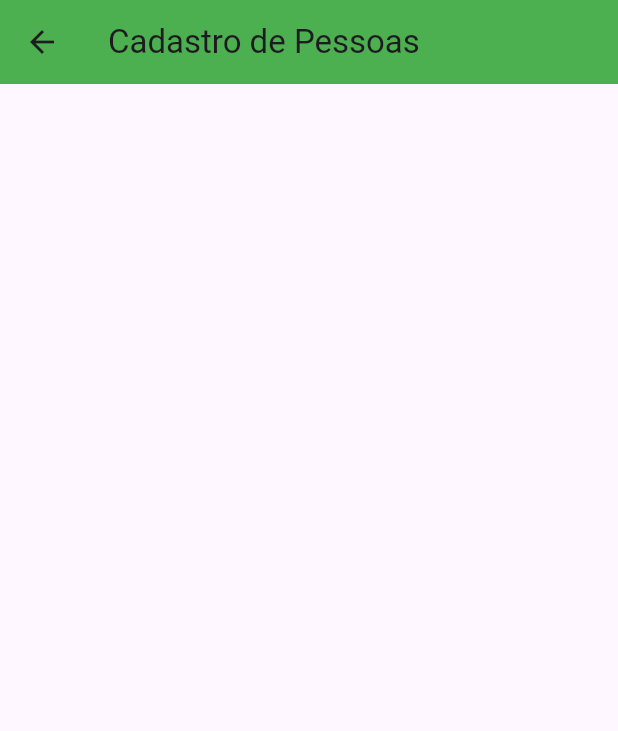
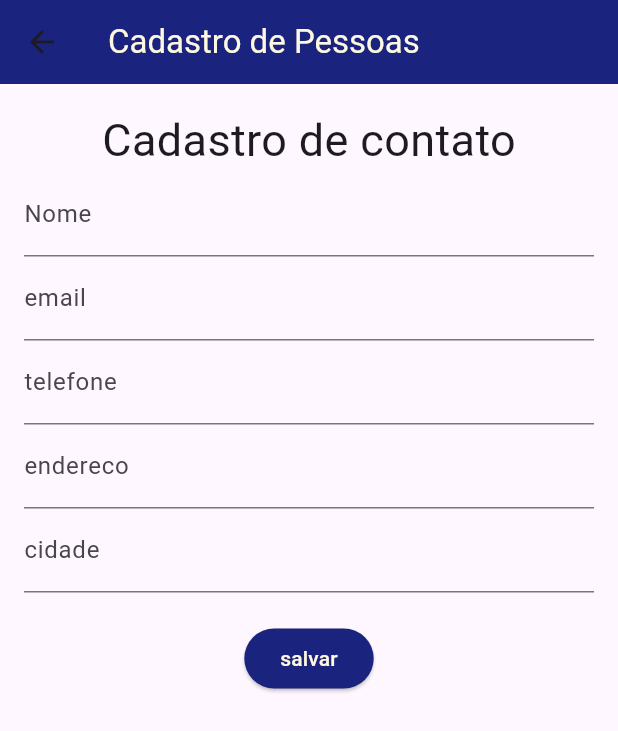
Before and after one commit to nico-cbr/biblioteca-Flutter, a Flutter app: the Cadastro screen opened by its route, on a phone screen of 412 x 824 dp. Shown: the top 731 px of the screen. Run offline on Flutter 3.47's test engine with Material 3 defaults, Android fonts, the phone set to English and light mode, and no system bars.

Commit message:
Atualizando alguns itens e subindo aplicação

```diff
--- a/navegacao/lib/tela1.dart
+++ b/navegacao/lib/tela1.dart
@@ -22,13 +22,56 @@ class Cadastro extends StatefulWidget{
 
 }
   class _CadastroState extends State<Cadastro>{
+    // controles do forms
+  final nomeControle = TextEditingController();
+  final emailControle = TextEditingController();
+  final telefoneControle = TextEditingController();
+  final enderecoControle = TextEditingController();
+  final cidadeControle = TextEditingController();
+
   @override
   Widget build(BuildContext context) {
 return Scaffold(
   appBar: AppBar(
-    title: Text("Cadastro de Pessoas"),
-    backgroundColor: Colors.green,
+    title: Text("Cadastro de Pessoas", style: TextStyle(color: Colors.amber[50]),),
+    backgroundColor: Colors.indigo[900],
   ),
+
+  body: Padding(padding: EdgeInsets.all(16.0),
+  child: Column(
+    children: [
+      Text("Cadastro de contato", style: TextStyle(fontSize: 30),),
+      TextField(controller: nomeControle, decoration: InputDecoration(labelText: "Nome"),),
+      TextField(controller: emailControle, decoration: InputDecoration(labelText: "email"),),
+      TextField(controller: telefoneControle, decoration: InputDecoration(labelText: "telefone"),),
+      TextField(controller: enderecoControle, decoration: InputDecoration(labelText: "endereco"),),
+      TextField(controller: cidadeControle, decoration: InputDecoration(labelText: "cidade"),),
+      SizedBox(height: 20,),
+
+      ElevatedButton(onPressed: ()
+      // setState atualiza toda tela na hora
+      {setState(() {
+        // criação de um novo objeto pessoa "Ex: seu airlindo"
+        Pessoa pessoaNova = Pessoa(
+          nomeControle.text,
+          emailControle.text,
+          telefoneControle.text,
+          enderecoControle.text,
+          cidadeControle.text,
+        );
+        // adicionando pessoa "ex:Seu arlindo"
+        widget.pessoas.add(pessoaNova);
+        // Limpar campos
+          nomeControle.clear();
+          emailControle.clear();
+          telefoneControle.clear();
+          enderecoControle.clear();
+          cidadeControle.clear();
+      });},
+      child: Text("salvar"), style: ElevatedButton.styleFrom(foregroundColor: Colors.amber.shade50, backgroundColor: Colors.indigo.shade900,  )
+      ),
+    ],
+  ),),
 );
   }
 
```
